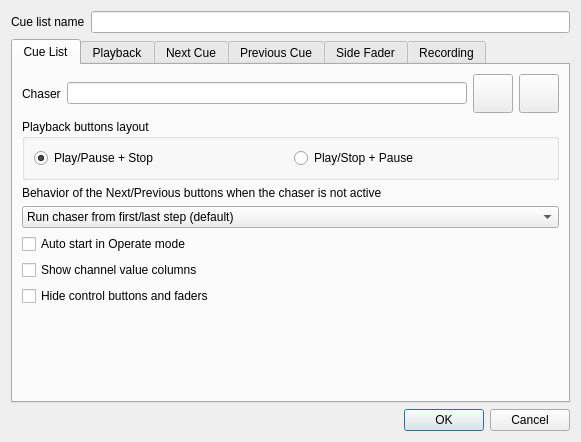
Above: ui/src/virtualconsole/vccuelistproperties.ui from filipolszewsk/qlcplus before the change. Below: the same form after it.
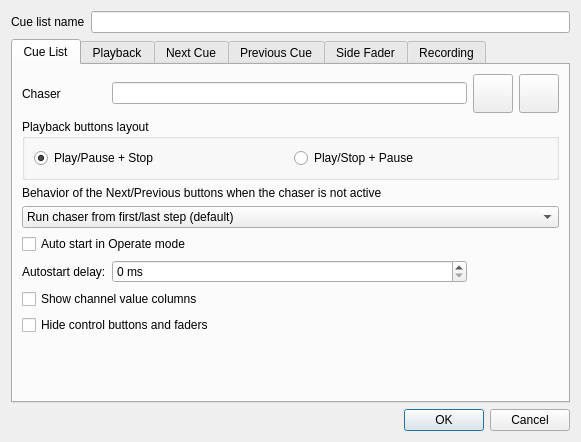
That is the form after the change. Icons and pictures are not drawn.

Commit message:
feat(vc): add configurable delay for cue list autostart in Operate mode
Add m_autoStartOffset (0–2000 ms) to VCCueList: when Auto start in Operate
mode is enabled, playback can be deferred via QTimer::singleShot. Persist
AutoStartOffset in project XML when non-zero. Properties UI exposes a spin
box (wired in vccuelistproperties.cpp).

Made-with: Cursor

```diff
--- a/ui/src/virtualconsole/vccuelistproperties.ui
+++ b/ui/src/virtualconsole/vccuelistproperties.ui
@@ -168,7 +168,39 @@
          </property>
         </widget>
        </item>
-       <item row="5" column="0" colspan="4">
+       <item row="5" column="0">
+        <widget class="QLabel" name="m_autoStartOffsetLabel">
+         <property name="text">
+          <string>Autostart delay:</string>
+         </property>
+         <property name="toolTip">
+          <string>Delay before auto-starting the cue list (0 = immediate)</string>
+         </property>
+        </widget>
+       </item>
+       <item row="5" column="1">
+        <widget class="QSpinBox" name="m_autoStartOffsetSpin">
+         <property name="toolTip">
+          <string>Delay in milliseconds before auto-starting the cue list (max 2000 ms)</string>
+         </property>
+         <property name="suffix">
+          <string> ms</string>
+         </property>
+         <property name="minimum">
+          <number>0</number>
+         </property>
+         <property name="maximum">
+          <number>2000</number>
+         </property>
+         <property name="singleStep">
+          <number>100</number>
+         </property>
+         <property name="value">
+          <number>0</number>
+         </property>
+        </widget>
+       </item>
+       <item row="6" column="0" colspan="4">
         <widget class="QCheckBox" name="m_showChannelColumnsCheck">
          <property name="text">
           <string>Show channel value columns</string>
@@ -178,7 +210,7 @@
          </property>
         </widget>
        </item>
-       <item row="6" column="0" colspan="4">
+       <item row="7" column="0" colspan="4">
         <widget class="QCheckBox" name="m_hideButtonsCheck">
          <property name="text">
           <string>Hide control buttons and faders</string>
@@ -188,7 +220,7 @@
          </property>
         </widget>
        </item>
-       <item row="7" column="0" colspan="4">
+       <item row="8" column="0" colspan="4">
         <spacer name="verticalSpacer">
          <property name="orientation">
           <enum>Qt::Vertical</enum>
```
The commit also changes 2 other files.
